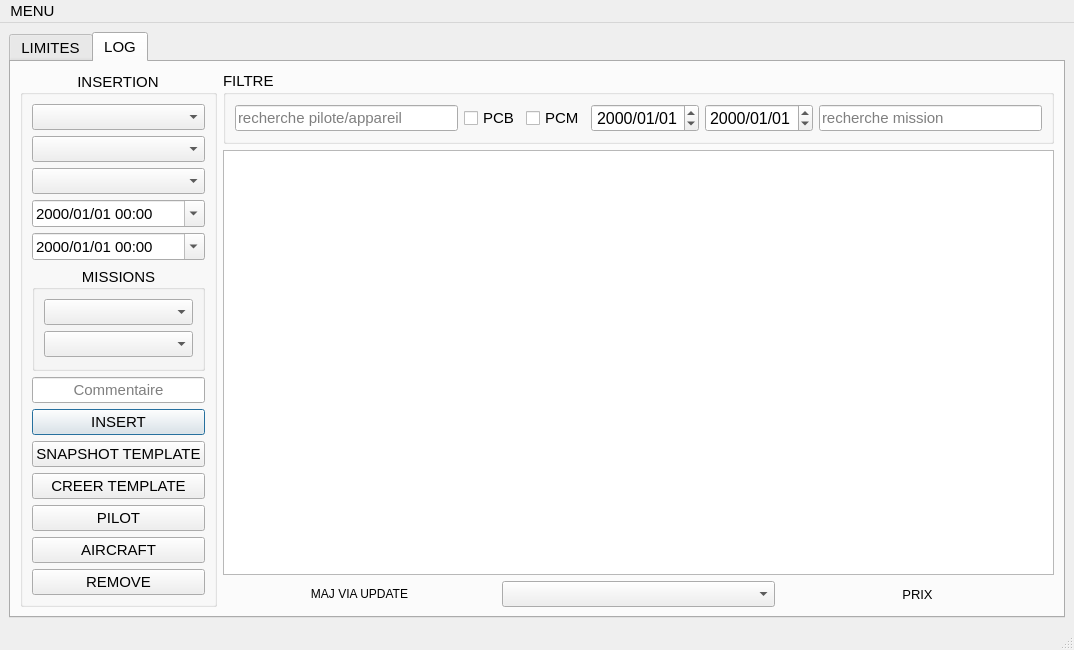
Above: moise_alternatif_widgets.ui from heliomaster/MoiseV0.2.1 before the change. Below: the same form after it.
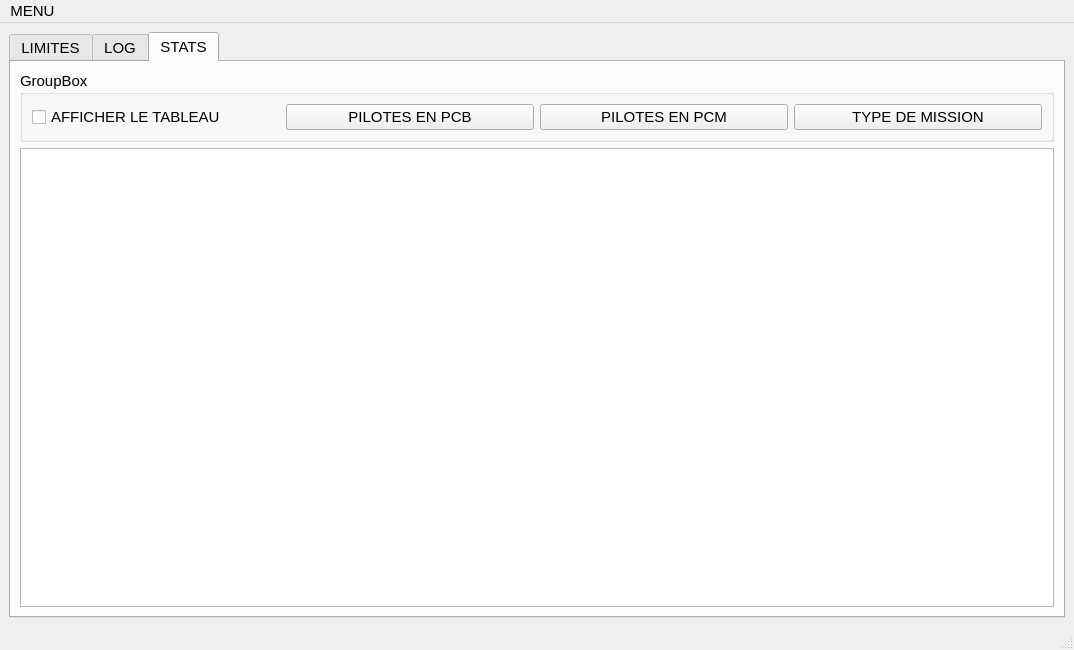
That is the form after the change. Icons and pictures are not drawn.

Commit message: created validator class and applied to dialog2 and rank dialogue lineEdits

The edit to the form file:
```diff
--- a/moise_alternatif_widgets.ui
+++ b/moise_alternatif_widgets.ui
@@ -29,7 +29,7 @@
     <item row="0" column="0">
      <widget class="QTabWidget" name="tabWidget">
       <property name="currentIndex">
-       <number>1</number>
+       <number>2</number>
       </property>
       <widget class="QWidget" name="tab">
        <attribute name="title">
@@ -401,6 +401,59 @@
         </item>
        </layout>
       </widget>
+      <widget class="QWidget" name="tab_stat">
+       <attribute name="title">
+        <string>STATS</string>
+       </attribute>
+       <layout class="QGridLayout" name="gridLayout_6">
+        <item row="0" column="0">
+         <widget class="QGroupBox" name="groupBox_4">
+          <property name="title">
+           <string>GroupBox</string>
+          </property>
+          <layout class="QHBoxLayout" name="horizontalLayout_3">
+           <item>
+            <widget class="QCheckBox" name="checkBox_tableau">
+             <property name="layoutDirection">
+              <enum>Qt::LeftToRight</enum>
+             </property>
+             <property name="text">
+              <string>AFFICHER LE TABLEAU</string>
+             </property>
+             <property name="tristate">
+              <bool>false</bool>
+             </property>
+            </widget>
+           </item>
+           <item>
+            <widget class="QPushButton" name="pushButton_pilote_pcb">
+             <property name="text">
+              <string>PILOTES EN PCB</string>
+             </property>
+            </widget>
+           </item>
+           <item>
+            <widget class="QPushButton" name="pushButton_pilote_pcm">
+             <property name="text">
+              <string>PILOTES EN PCM</string>
+             </property>
+            </widget>
+           </item>
+           <item>
+            <widget class="QPushButton" name="pushButton_type_mission">
+             <property name="text">
+              <string>TYPE DE MISSION</string>
+             </property>
+            </widget>
+           </item>
+          </layout>
+         </widget>
+        </item>
+        <item row="1" column="0">
+         <widget class="QTableView" name="tableView_3"/>
+        </item>
+       </layout>
+      </widget>
      </widget>
     </item>
    </layout>
```
Left out of the diff: 6 changed lines with no effect on the pictures. The commit also changes 2 other files.
